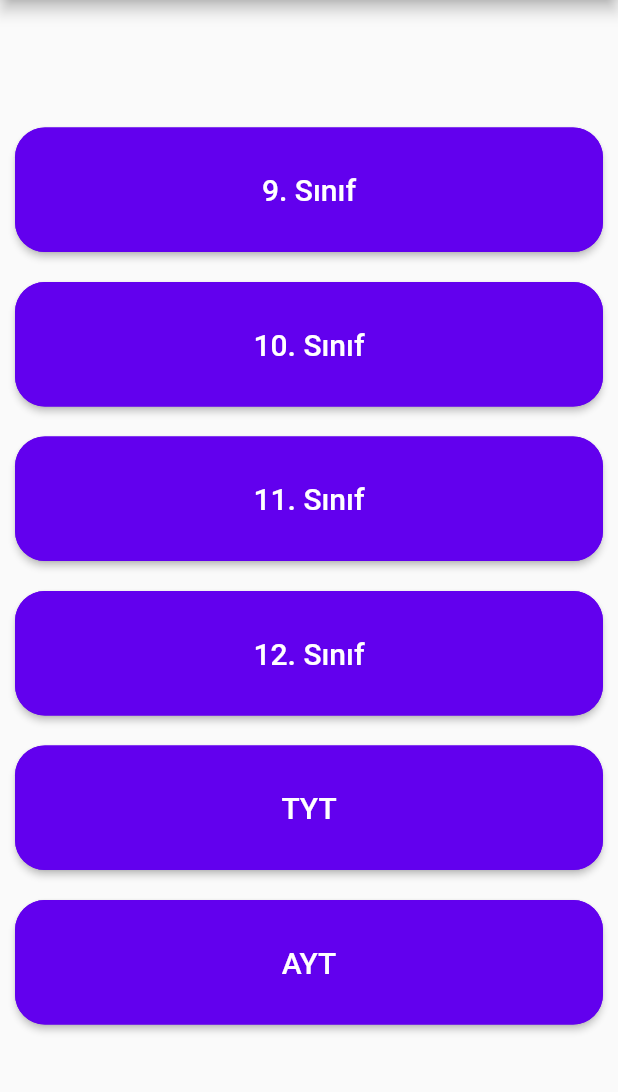
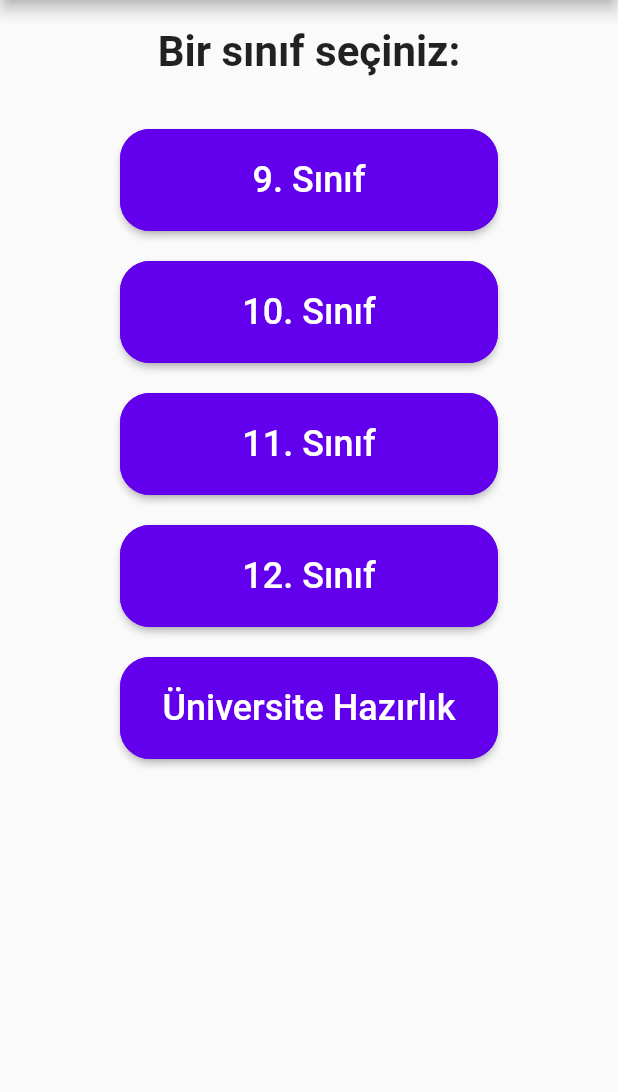
Before and after one commit to Y-usuf-18/Flutter-project, a Flutter app: the screen it shows after launch, after a tap on "DEVAM", on a phone screen of 412 x 824 dp, the part 84-1176 px from its top. Run offline on Flutter 3.47's test engine with Material 2 defaults, Android fonts, the phone set to English and light mode, and no system bars; missing offline and left inert: flare_splash_screen.

```diff
--- a/lib/main.dart
+++ b/lib/main.dart
@@ -55,8 +55,6 @@ class Hosgeldiniz extends StatelessWidget{
         body: Center(
           child: Column(
             mainAxisAlignment: MainAxisAlignment.spaceEvenly,
-
-
             children: [
               SizedBox(
 
@@ -144,7 +142,20 @@ class _SiniflarState extends State<Siniflar>{
           title: Text("AKILLI REHBER"),
           centerTitle: true,
         ),
-        body: new Container(
+        body: Column(
+
+          children:[
+            new Container(
+              child:  Row(
+                mainAxisAlignment: MainAxisAlignment.center,
+                children: <Widget>[
+                  Text('Bir sınıf seçiniz:',
+                      style: TextStyle(fontSize: 28, height: 2 ,fontWeight: FontWeight.bold)),
+                ],
+              ),
+            ),
+            const SizedBox(height: 20),
+            new Container(
 
               alignment: Alignment.center,
                       child: FutureBuilder(
@@ -158,9 +169,9 @@ class _SiniflarState extends State<Siniflar>{
                             itemBuilder: (context, index) {
 
                             return Padding(
-                          padding: const EdgeInsets.all(10.0),
+                              padding: const EdgeInsets.fromLTRB(80, 10, 80, 10),
                               child: RaisedButton(
-                            padding: EdgeInsets.fromLTRB(0, 30, 0, 30),
+                                padding: EdgeInsets.fromLTRB(0, 20, 0, 20),
                                 shape: RoundedRectangleBorder(
                                   borderRadius: BorderRadius.circular(20.0),
                                   side: BorderSide(color:Color(0xff6200ee)),
@@ -170,7 +181,7 @@ class _SiniflarState extends State<Siniflar>{
                                 textColor: Colors.white,
                                 onPressed: () {},
                                   child: Text(tumSiniflar[index]["sinif"],style: TextStyle(
-                                fontSize: 20,
+                                    fontSize: 24,
                                   ),
                                   ),
 
@@ -185,6 +196,8 @@ class _SiniflarState extends State<Siniflar>{
                           return Center(child: CircularProgressIndicator(),);
                         }
     }),
+    ),
+          ],
         ),
     ),
     );
```
Also changed, not shown: assets/data/mufredat.json. Lines whose indentation alone changed are shown as unchanged.
